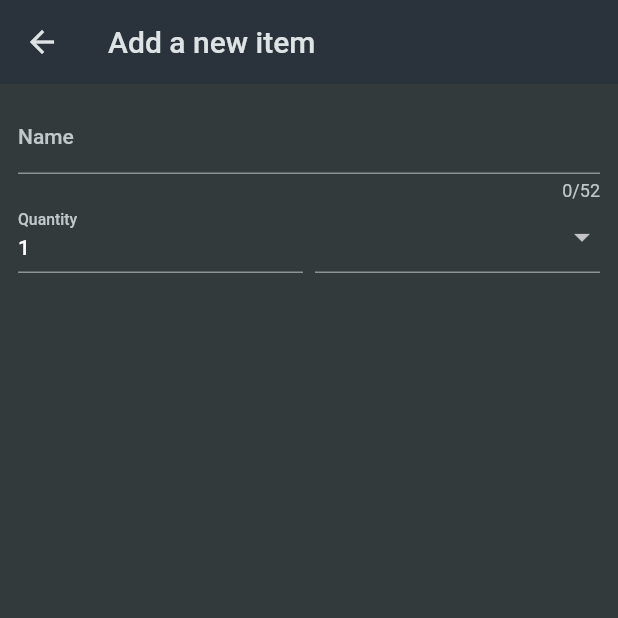
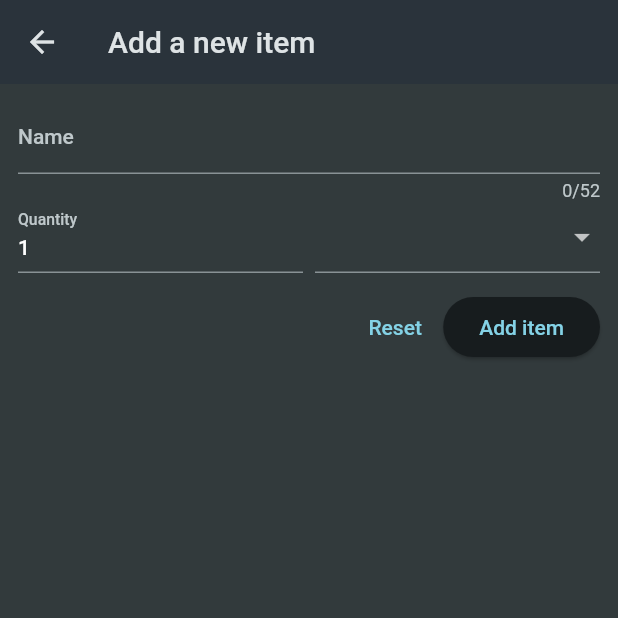
Before and after one commit to Owoeye1321/uiaf, a Flutter app: the NewItem screen opened directly, on a phone screen of 412 x 824 dp, the top half of it. Run offline on Flutter 3.47's test engine with Material 2 defaults, Android fonts, the light colour scheme and no system bars.

Commit message:
damm good progress 💥

```diff
--- a/lib/main.dart
+++ b/lib/main.dart
@@ -23,7 +23,7 @@ class MyApp extends StatelessWidget {
         ),
         scaffoldBackgroundColor: const Color.fromARGB(255, 50, 58, 60),
       ),
-      home: Home(),
+      home: const Home(),
     );
   }
 }
--- a/lib/screen/Home.dart
+++ b/lib/screen/Home.dart
@@ -25,10 +25,8 @@ class _HomeState extends State<Home> {
       appBar: AppBar(
         actions: [
           IconButton(
-            onPressed: () {
-              _addNewItem;
-            },
-            icon: Icon(Icons.add),
+            onPressed: _addNewItem,
+            icon: const Icon(Icons.add),
           ),
         ],
         centerTitle: false,
--- a/lib/widgets/new_item.dart
+++ b/lib/widgets/new_item.dart
@@ -11,6 +11,14 @@ class NewItem extends StatefulWidget {
 }
 
 class _NewItem extends State<NewItem> {
+  final _formKey = GlobalKey<FormState>();
+  var _enteredName = '';
+  var _enteredQuantity = 1;
+
+  void _saveItem() {
+    if (!_formKey.currentState!.validate()) _formKey.currentState!.save();
+  }
+
   @override
   Widget build(BuildContext context) {
     return Scaffold(
@@ -20,23 +28,46 @@ class _NewItem extends State<NewItem> {
       body: Padding(
         padding: const EdgeInsets.all(12),
         child: Form(
+          key: _formKey,
           child: Column(
             children: [
               TextFormField(
                 maxLength: 52,
-                decoration: InputDecoration(label: Text("Name")),
+                decoration: const InputDecoration(label: Text("Name")),
                 validator: (value) {
-                  return "Demo";
+                  if (value == null ||
+                      value.isEmpty ||
+                      value.trim().length <= 1 ||
+                      value.trim().length >= 50)
+                    return "Must be between 1 and 50 characters";
+                  return null;
+                },
+                onSaved: (value) {
+                  _enteredName = value!;
                 },
               ),
               Row(
+                crossAxisAlignment: CrossAxisAlignment.end,
                 children: [
                   Expanded(
                     child: TextFormField(
-                        decoration: const InputDecoration(
-                          label: Text("Quantity"),
-                        ),
-                        initialValue: "1"),
+                      decoration: const InputDecoration(
+                        label: Text("Quantity"),
+                      ),
+                      keyboardType: TextInputType.number,
+                      initialValue: _enteredQuantity.toString(),
+                      validator: (value) {
+                        if (value == null ||
+                            value.isEmpty ||
+                            int.tryParse(value) == null ||
+                            int.tryParse(value)! <= 0)
+                          return "Must be a valid positive number";
+                        return null;
+                      },
+                      onSaved: (value) {
+                        _enteredQuantity = int.parse(value!);
+                      },
+                    ),
                   ),
                   const SizedBox(width: 8),
                   Expanded(
@@ -58,6 +89,19 @@ class _NewItem extends State<NewItem> {
                     ], onChanged: (value) {}),
                   )
                 ],
+              ),
+              const SizedBox(height: 12),
+              Row(
+                mainAxisAlignment: MainAxisAlignment.end,
+                children: [
+                  TextButton(
+                      onPressed: () {
+                        _formKey.currentState!.reset();
+                      },
+                      child: const Text("Reset")),
+                  ElevatedButton(
+                      onPressed: _saveItem, child: const Text("Add item"))
+                ],
               )
             ],
           ),
```
